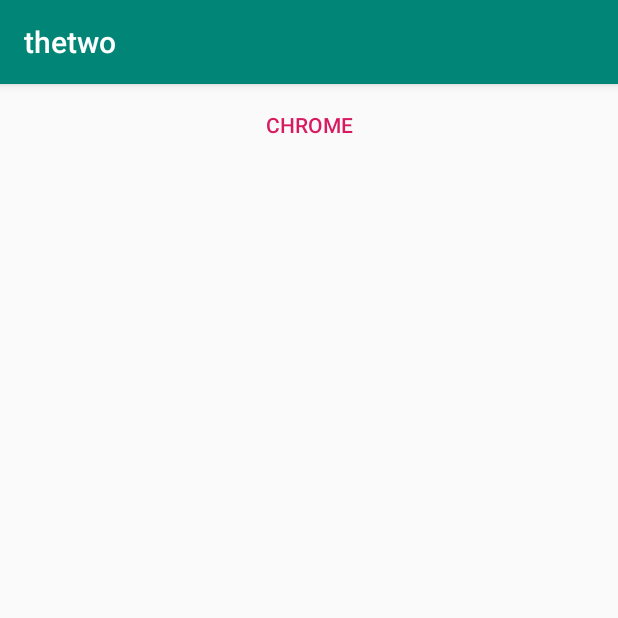
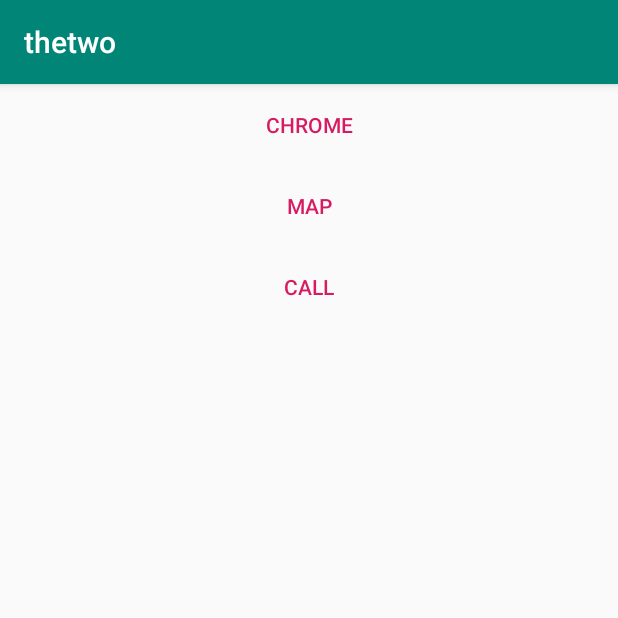
Before and after one commit to LianJingmin/2017118137_android, an Android app: the Main2Activity screen opened directly, with no data from a screen before it, on a phone screen of 412 x 824 dp, the top half of it. Run offline under Robolectric (Android 15) with nearby library versions, the phone set to English and light mode, and no system bars.

Commit message:
活动2 加两个按钮

```diff
--- a/zou03/app/src/main/res/layout/activity_main2.xml
+++ b/zou03/app/src/main/res/layout/activity_main2.xml
@@ -9,5 +9,16 @@
         android:layout_width="match_parent"
         android:layout_height="wrap_content"
         android:text="chrome" />
-
+    <Button
+        android:id="@+id/button_3"
+        style="@style/Widget.AppCompat.Button.ButtonBar.AlertDialog"
+        android:layout_width="match_parent"
+        android:layout_height="wrap_content"
+        android:text="map" />
+    <Button
+        android:id="@+id/button_4"
+        style="@style/Widget.AppCompat.Button.ButtonBar.AlertDialog"
+        android:layout_width="match_parent"
+        android:layout_height="wrap_content"
+        android:text="call" />
 </LinearLayout>
```
